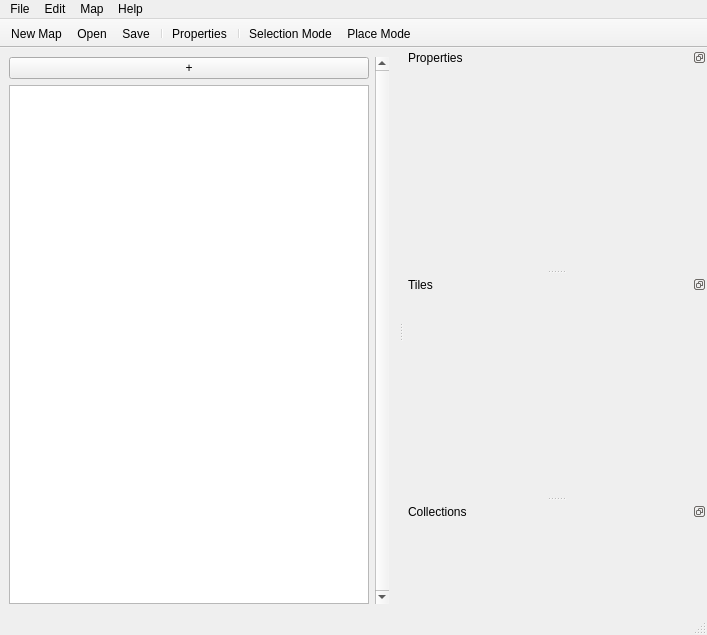
Old version of the form roadr_editor/main.ui in the repository Xalageus/roadr-editor.
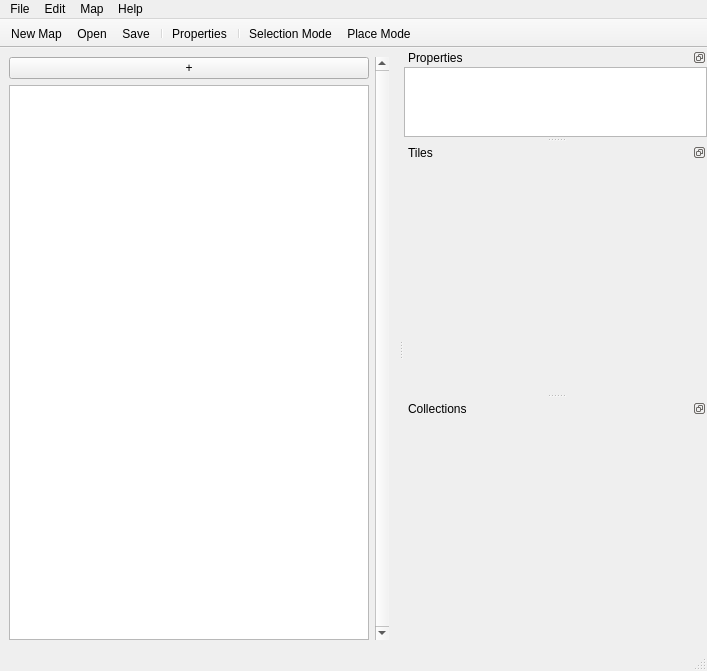
New version of the form. Custom widgets are drawn as their Qt base class.

Commit message: Add list widget in prop

```diff
--- a/roadr_editor/main.ui
+++ b/roadr_editor/main.ui
@@ -196,7 +196,25 @@
    <attribute name="dockWidgetArea">
     <number>2</number>
    </attribute>
-   <widget class="QWidget" name="propWidgetContents"/>
+   <widget class="QWidget" name="propWidgetContents">
+    <layout class="QHBoxLayout" name="horizontalLayout">
+     <property name="leftMargin">
+      <number>0</number>
+     </property>
+     <property name="topMargin">
+      <number>0</number>
+     </property>
+     <property name="rightMargin">
+      <number>0</number>
+     </property>
+     <property name="bottomMargin">
+      <number>0</number>
+     </property>
+     <item>
+      <widget class="QListWidget" name="listWidget"/>
+     </item>
+    </layout>
+   </widget>
   </widget>
   <widget class="QDockWidget" name="tilesWidget">
    <property name="sizePolicy">
@@ -208,7 +226,7 @@
    <property name="minimumSize">
     <size>
      <width>300</width>
-     <height>38</height>
+     <height>250</height>
     </size>
    </property>
    <property name="features">
@@ -226,6 +244,18 @@
    <widget class="QWidget" name="tilesWidgetContents"/>
   </widget>
   <widget class="QDockWidget" name="collWidget">
+   <property name="sizePolicy">
+    <sizepolicy hsizetype="Preferred" vsizetype="Minimum">
+     <horstretch>0</horstretch>
+     <verstretch>0</verstretch>
+    </sizepolicy>
+   </property>
+   <property name="minimumSize">
+    <size>
+     <width>60</width>
+     <height>250</height>
+    </size>
+   </property>
    <property name="features">
     <set>QDockWidget::DockWidgetFloatable|QDockWidget::DockWidgetMovable</set>
    </property>
```
